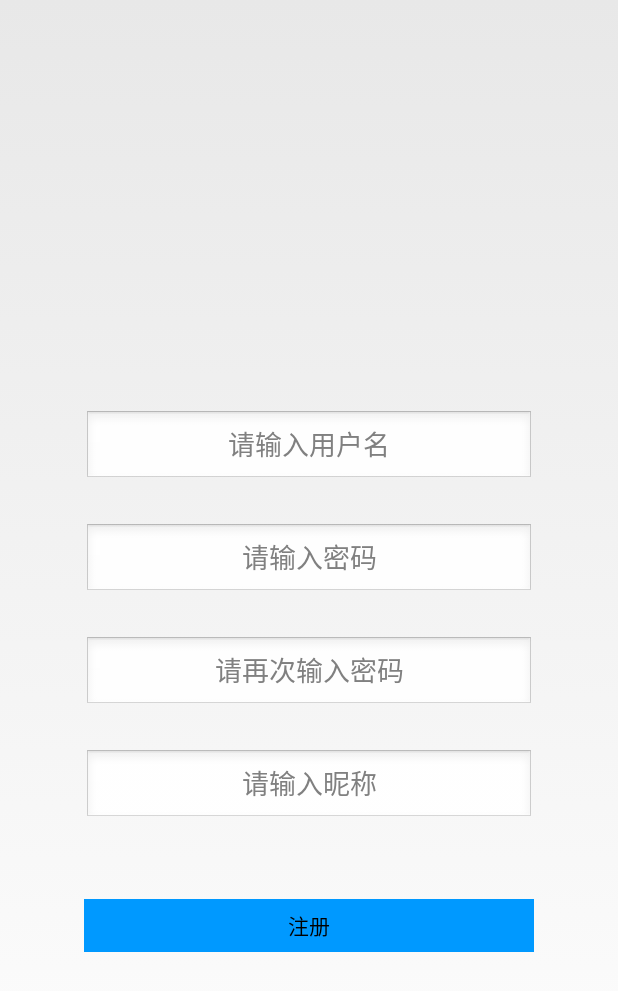
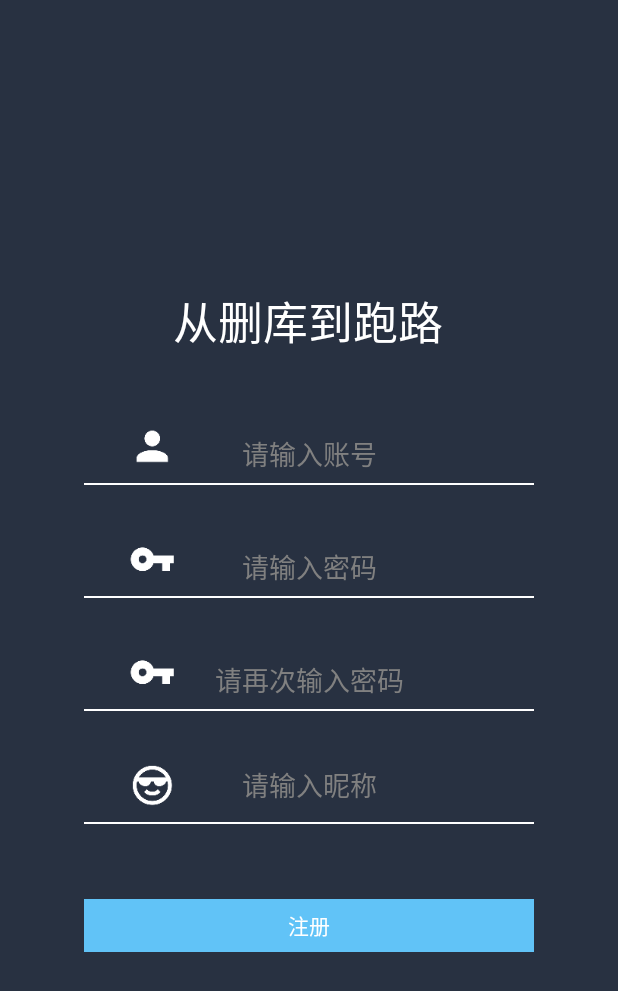
Before and after one commit to myqq0000/Android-Sport, an Android app: the RegisterActivity screen opened directly, with no data from a screen before it, on a phone screen of 412 x 824 dp. Shown: the top 991 px of the screen. Run offline under Robolectric (Android 15) with nearby library versions, the phone set to English and light mode, and no system bars.

Commit message:
register

```diff
--- a/app/src/main/res/layout/activity_login.xml
+++ b/app/src/main/res/layout/activity_login.xml
@@ -10,7 +10,6 @@
         android:id="@+id/top_ll"
         android:layout_width="match_parent"
         android:layout_height="wrap_content"
-
         android:gravity="center_horizontal"
         android:orientation="vertical"
         android:layout_alignParentTop="true"
@@ -42,12 +41,19 @@
             android:background="@null"
             android:textColor="@color/write"
             android:hint="@string/login_username_hint" />
+
+            <TextView
+                android:layout_width="300dp"
+                android:layout_height="1dp"
+                android:background="@color/write"
+                android:layout_marginTop="80dp"/>
         </RelativeLayout>
 
         <RelativeLayout
             android:layout_width="match_parent"
             android:layout_height="wrap_content"
             android:gravity="center">
+
          <ImageView
                 android:layout_width="wrap_content"
                 android:layout_height="wrap_content"
@@ -61,9 +67,14 @@
             android:layout_marginTop="30dp"
             android:gravity="center"
             android:hint="@string/login_password_hint"
+            android:background="@null"
             android:textColor="@color/write"
-            android:background="@null"
             android:inputType="textPassword" />
+            <TextView
+                android:layout_width="300dp"
+                android:layout_height="1dp"
+                android:background="@color/write"
+                android:layout_marginTop="80dp"/>
         </RelativeLayout>
 
 
@@ -76,6 +87,7 @@
         android:layout_height="wrap_content"
         android:layout_alignParentBottom="true"
         android:gravity="center_horizontal"
+        android:paddingTop="50dp"
         android:orientation="vertical">
 
         <Button
--- a/app/src/main/res/layout/activity_register.xml
+++ b/app/src/main/res/layout/activity_register.xml
@@ -3,6 +3,7 @@
     android:layout_width="match_parent"
     android:layout_height="match_parent"
     android:orientation="vertical"
+    android:background="@color/bg_color"
     android:weightSum="3">
 
 
@@ -13,7 +14,27 @@
         android:layout_weight="2"
         android:gravity="bottom"
         android:orientation="vertical">
+        <TextView
+            android:layout_width="350dp"
+            android:layout_height="70dp"
+            android:paddingBottom="5dp"
+            android:hint="@string/app_name"
+            android:gravity="center"
+            android:layout_gravity="center_horizontal"
+            android:textColorHint="@color/write"
+            android:textSize="30dp"
+            />
 
+        <RelativeLayout
+            android:layout_width="match_parent"
+            android:layout_height="wrap_content"
+            android:gravity="center">
+         <ImageView
+            android:layout_width="wrap_content"
+            android:layout_height="wrap_content"
+            android:src="@mipmap/account"
+            android:layout_marginTop="30dp"
+            android:layout_marginLeft="30dp"/>
         <EditText
             android:id="@+id/username_et"
             android:layout_width="@dimen/edittext_default_width"
@@ -21,8 +42,27 @@
             android:layout_gravity="center_horizontal"
             android:layout_marginTop="25dp"
             android:gravity="center"
+            android:background="@null"
+            android:singleLine="true"
+            android:textColor="@color/write"
             android:hint="@string/login_username_hint" />
+            <TextView
+                android:layout_width="300dp"
+                android:layout_height="1dp"
+                android:background="@color/write"
+                android:layout_marginTop="70dp"/>
+        </RelativeLayout>
 
+      <RelativeLayout
+          android:layout_width="match_parent"
+          android:layout_height="wrap_content"
+          android:gravity="center">
+          <ImageView
+              android:layout_width="wrap_content"
+              android:layout_height="wrap_content"
+              android:src="@mipmap/key"
+              android:layout_marginTop="30dp"
+              android:layout_marginLeft="30dp"/>
         <EditText
             android:id="@+id/password_et"
             android:layout_width="@dimen/edittext_default_width"
@@ -31,8 +71,28 @@
             android:layout_marginTop="25dp"
             android:gravity="center"
             android:hint="@string/login_password_hint"
+            android:background="@null"
+            android:singleLine="true"
+            android:textColor="@color/write"
             android:inputType="textPassword" />
+          <TextView
+              android:layout_width="300dp"
+              android:layout_height="1dp"
+              android:background="@color/write"
+              android:layout_marginTop="70dp"/>
 
+      </RelativeLayout>
+
+      <RelativeLayout
+        android:layout_width="match_parent"
+        android:layout_height="wrap_content"
+          android:gravity="center">
+          <ImageView
+              android:layout_width="wrap_content"
+              android:layout_height="wrap_content"
+              android:src="@mipmap/key"
+              android:layout_marginTop="30dp"
+              android:layout_marginLeft="30dp"/>
         <EditText
             android:id="@+id/password_confirm_et"
             android:layout_width="@dimen/edittext_default_width"
@@ -41,16 +101,46 @@
             android:layout_marginTop="25dp"
             android:gravity="center"
             android:hint="@string/login_password_confirm_hint"
+            android:background="@null"
+            android:textColor="@color/write"
+            android:singleLine="true"
             android:inputType="textPassword" />
+        <TextView
+            android:layout_width="300dp"
+            android:layout_height="1dp"
+            android:background="@color/write"
+            android:layout_marginTop="70dp"/>
 
-        <EditText
+      </RelativeLayout>
+
+      <RelativeLayout
+            android:layout_width="match_parent"
+            android:layout_height="wrap_content"
+           android:gravity="center">
+          <ImageView
+              android:layout_width="wrap_content"
+              android:layout_height="wrap_content"
+              android:src="@mipmap/emoticon_cool"
+              android:layout_marginTop="30dp"
+              android:layout_marginLeft="30dp"/>
+          <EditText
             android:id="@+id/nickname_et"
             android:layout_width="@dimen/edittext_default_width"
             android:layout_height="@dimen/edittext_default_height"
             android:layout_gravity="center_horizontal"
-            android:layout_marginTop="25dp"
+            android:layout_marginTop="20dp"
             android:gravity="center"
+            android:background="@null"
+            android:singleLine="true"
+            android:textColor="@color/write"
             android:hint="@string/nick_hint" />
+            <TextView
+                android:layout_width="300dp"
+                android:layout_height="1dp"
+                android:background="@color/write"
+                android:layout_marginTop="70dp"/>
+
+      </RelativeLayout>
 
     </LinearLayout>
 
@@ -59,14 +149,16 @@
         android:layout_width="match_parent"
         android:layout_height="0dp"
         android:layout_weight="1"
-        android:gravity="center_horizontal">
+        android:gravity="center_horizontal"
+        android:paddingBottom="40dp">
 
         <Button
             android:id="@+id/register_bt"
             android:layout_width="300dp"
             android:layout_height="35dp"
             android:layout_marginTop="50dp"
-            android:background="@color/blue_light"
+            android:background="@color/light_blue"
+            android:textColor="@color/write"
             android:text="@string/register_bt_text" />
     </LinearLayout>
 
--- a/app/src/main/res/values/strings.xml
+++ b/app/src/main/res/values/strings.xml
@@ -1,7 +1,7 @@
 <resources>
     <string name="app_name">从删库到跑路</string>
 
-    <string name="login_username_hint">请输入用户名</string>
+    <string name="login_username_hint">请输入账号</string>
     <string name="login_password_hint">请输入密码</string>
 
     <string name="login_bt_text">登陆</string>
```
Also changed, not shown: app/src/main/res/mipmap-xxxhdpi/account.png, app/src/main/res/mipmap-xxxhdpi/emoticon_cool.png (added), app/src/main/res/mipmap-xxxhdpi/key.png.
